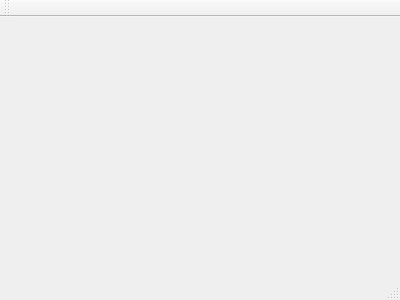
First picture: the form in ScrapObzor/ScrapObzor/scrap_window.ui, repository Mogbup/-, before the edit.
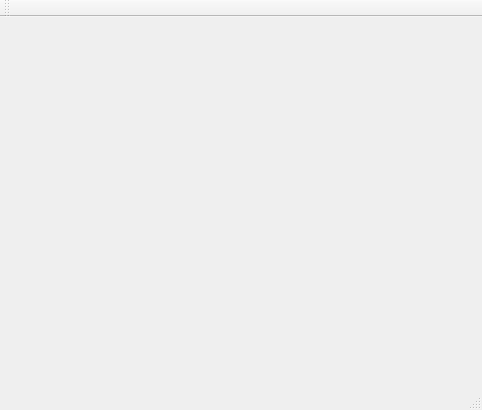
Second picture: the form after the edit.

What changed in the file:
```diff
--- a/ScrapObzor/ScrapObzor/scrap_window.ui
+++ b/ScrapObzor/ScrapObzor/scrap_window.ui
@@ -1,24 +1,65 @@
 <ui version="4.0">
  <class>scrap_window</class>
- <widget class="QMainWindow" name="scrap_window" >
-  <property name="geometry" >
+ <widget class="QMainWindow" name="scrap_window">
+  <property name="geometry">
    <rect>
     <x>0</x>
     <y>0</y>
-    <width>400</width>
-    <height>300</height>
+    <width>482</width>
+    <height>410</height>
    </rect>
   </property>
   <property name="windowTitle" >
    <string>scrap_window</string>
   </property>
-  <widget class="QMenuBar" name="menuBar" />
-  <widget class="QToolBar" name="mainToolBar" />
-  <widget class="QWidget" name="centralWidget" />
-  <widget class="QStatusBar" name="statusBar" />
+  <property name="autoFillBackground">
+   <bool>false</bool>
+  </property>
+  <property name="styleSheet">
+   <string notr="true"/>
+  </property>
+  <widget class="QWidget" name="centralWidget">
+   <property name="sizePolicy">
+    <sizepolicy hsizetype="Expanding" vsizetype="Expanding">
+     <horstretch>0</horstretch>
+     <verstretch>0</verstretch>
+    </sizepolicy>
+   </property>
+   <property name="palette">
+    <palette>
+     <active/>
+     <inactive/>
+     <disabled/>
+    </palette>
+   </property>
+   <property name="acceptDrops">
+    <bool>true</bool>
+   </property>
+   <property name="styleSheet">
+    <string notr="true"/>
+   </property>
+  </widget>
+  <widget class="QMenuBar" name="menuBar">
+   <property name="geometry">
+    <rect>
+     <x>0</x>
+     <y>0</y>
+     <width>482</width>
+     <height>22</height>
+    </rect>
+   </property>
+  </widget>
+  <widget class="QToolBar" name="mainToolBar">
+   <attribute name="toolBarArea">
+    <enum>TopToolBarArea</enum>
+   </attribute>
+   <attribute name="toolBarBreak">
+    <bool>false</bool>
+   </attribute>
+  </widget>
+  <widget class="QStatusBar" name="statusBar"/>
  </widget>
- <layoutDefault spacing="6" margin="11" />
- <pixmapfunction></pixmapfunction>
+ <layoutdefault spacing="6" margin="11"/>
  <resources/>
  <connections/>
 </ui>
```
Left out of the diff: 6 changed lines with no effect on the pictures.
